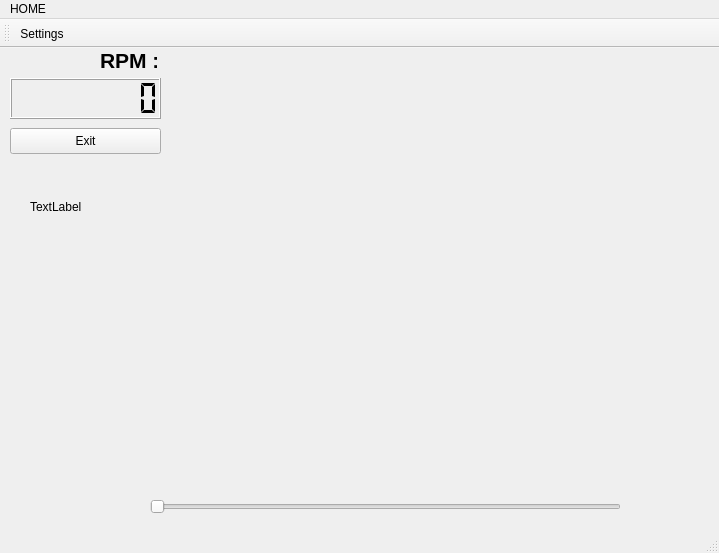
Before: the Qt Designer form rpm/arduinorpm.ui in stelro/RPM-Counter-Arduino, drawn with Qt 5.
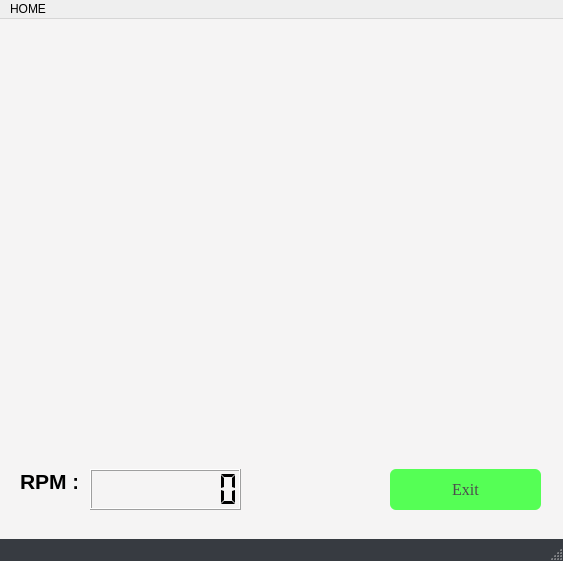
After: the same form once the commit is applied.

Diff of the .ui file:
```diff
--- a/rpm/arduinorpm.ui
+++ b/rpm/arduinorpm.ui
@@ -6,19 +6,59 @@
    <rect>
     <x>0</x>
     <y>0</y>
-    <width>719</width>
-    <height>553</height>
+    <width>563</width>
+    <height>561</height>
    </rect>
   </property>
+  <property name="font">
+   <font>
+    <weight>75</weight>
+    <bold>true</bold>
+   </font>
+  </property>
   <property name="windowTitle">
    <string>ArduinoRpm</string>
   </property>
+  <property name="styleSheet">
+   <string notr="true">#ArduinoRpm {
+	background: #f5f4f4;
+}
+#pushButton {
+ background: #55ff55;
+  background-image: -webkit-linear-gradient(top, #55ff55, #84f084);
+  background-image: -moz-linear-gradient(top, #55ff55, #84f084);
+  background-image: -ms-linear-gradient(top, #55ff55, #84f084);
+  background-image: -o-linear-gradient(top, #55ff55, #84f084);
+  background-image: linear-gradient(to bottom, #55ff55, #84f084);
+  border-radius: 6px;
+  font-family: Georgia;
+  color: #4d4b4d;
+  font-size: 16px;
+  padding: 10px 20px 10px 20px;
+  text-decoration: none;
+}
+
+#pushButton:hover:!pressed {
+  background: #03e803;
+  background-image: -webkit-linear-gradient(top, #03e803, #0fdb0f);
+  background-image: -moz-linear-gradient(top, #03e803, #0fdb0f);
+  background-image: -ms-linear-gradient(top, #03e803, #0fdb0f);
+  background-image: -o-linear-gradient(top, #03e803, #0fdb0f);
+  background-image: linear-gradient(to bottom, #03e803, #0fdb0f);
+  text-decoration: none;
+}
+
+#statusBar {
+background: #373b41;
+color: #ffffff;
+}</string>
+  </property>
   <widget class="QWidget" name="centralWidget">
    <widget class="QLCDNumber" name="lcdNumber">
     <property name="geometry">
      <rect>
-      <x>10</x>
-      <y>30</y>
+      <x>90</x>
+      <y>450</y>
       <width>151</width>
       <height>41</height>
      </rect>
@@ -39,12 +79,20 @@
    <widget class="QPushButton" name="pushButton">
     <property name="geometry">
      <rect>
-      <x>10</x>
-      <y>80</y>
+      <x>390</x>
+      <y>450</y>
       <width>151</width>
-      <height>26</height>
+      <height>41</height>
      </rect>
     </property>
+    <property name="font">
+     <font>
+      <family>Georgia</family>
+      <pointsize>-1</pointsize>
+      <underline>false</underline>
+      <strikeout>false</strikeout>
+     </font>
+    </property>
     <property name="text">
      <string>Exit</string>
     </property>
@@ -52,8 +100,8 @@
    <widget class="QLabel" name="label">
     <property name="geometry">
      <rect>
-      <x>100</x>
-      <y>0</y>
+      <x>20</x>
+      <y>450</y>
       <width>57</width>
       <height>24</height>
      </rect>
@@ -72,7 +120,7 @@
    <widget class="QWidget" name="verticalLayoutWidget">
     <property name="geometry">
      <rect>
-      <x>170</x>
+      <x>10</x>
       <y>0</y>
       <width>531</width>
       <height>441</height>
@@ -80,39 +128,13 @@
     </property>
     <layout class="QVBoxLayout" name="verticalLayout"/>
    </widget>
-   <widget class="QLabel" name="label_2">
-    <property name="geometry">
-     <rect>
-      <x>30</x>
-      <y>150</y>
-      <width>111</width>
-      <height>17</height>
-     </rect>
-    </property>
-    <property name="text">
-     <string>TextLabel</string>
-    </property>
-   </widget>
-   <widget class="QSlider" name="horizontalSlider">
-    <property name="geometry">
-     <rect>
-      <x>150</x>
-      <y>450</y>
-      <width>471</width>
-      <height>18</height>
-     </rect>
-    </property>
-    <property name="orientation">
-     <enum>Qt::Horizontal</enum>
-    </property>
-   </widget>
   </widget>
   <widget class="QMenuBar" name="menuBar">
    <property name="geometry">
     <rect>
      <x>0</x>
      <y>0</y>
-     <width>719</width>
+     <width>563</width>
      <height>23</height>
     </rect>
    </property>
@@ -127,26 +149,15 @@
    </widget>
    <addaction name="menuSettings"/>
   </widget>
-  <widget class="QToolBar" name="mainToolBar">
-   <attribute name="toolBarArea">
-    <enum>TopToolBarArea</enum>
-   </attribute>
-   <attribute name="toolBarBreak">
-    <bool>false</bool>
-   </attribute>
-   <addaction name="actionSettings"/>
+  <widget class="QStatusBar" name="statusBar">
+   <property name="font">
+    <font>
+     <weight>75</weight>
+     <italic>true</italic>
+     <bold>true</bold>
+    </font>
+   </property>
   </widget>
-  <widget class="QStatusBar" name="statusBar"/>
-  <action name="actionSettings">
-   <property name="text">
-    <string>Settings</string>
-   </property>
-  </action>
-  <action name="actionExit">
-   <property name="text">
-    <string>Exit</string>
-   </property>
-  </action>
  </widget>
  <layoutdefault spacing="6" margin="11"/>
  <resources/>
```
Left out of the diff: 2 changed lines with no effect on the pictures.
